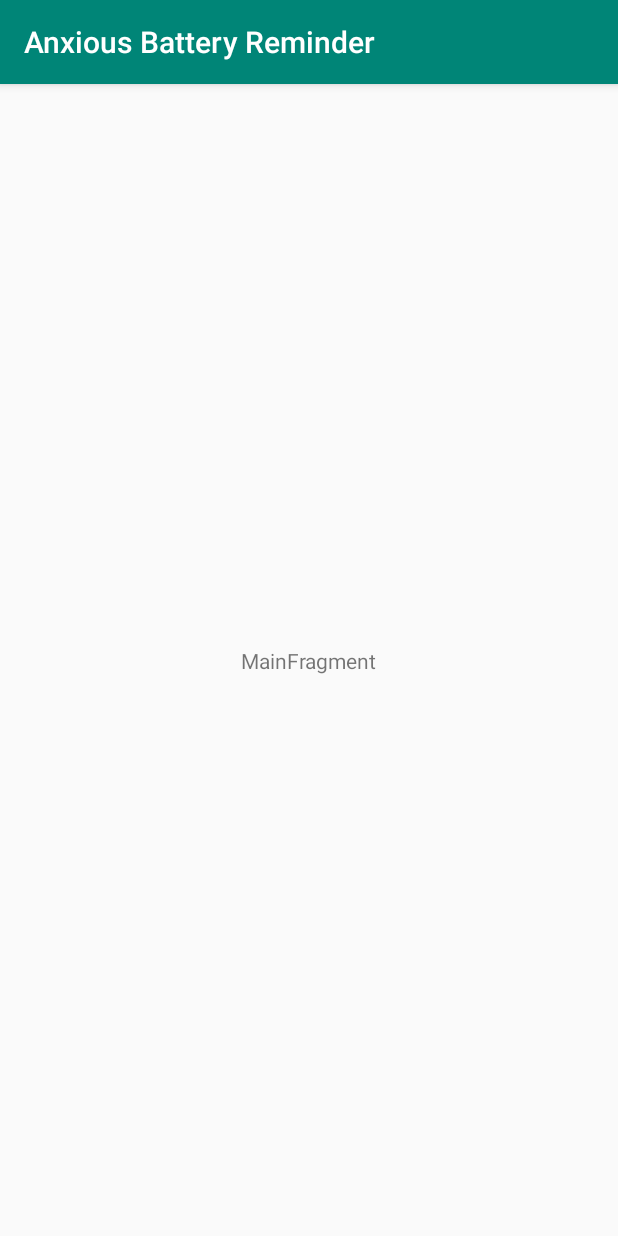
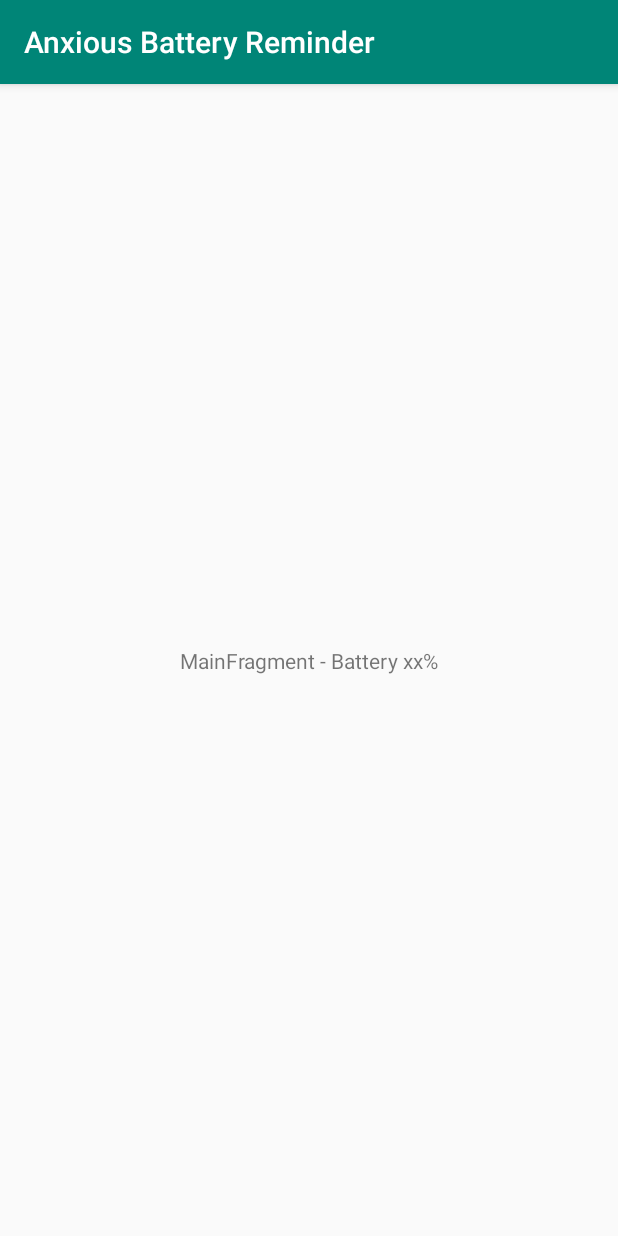
Before and after one commit to blurey8/anxious-battery-reminder, an Android app: the screen it shows after launch (MainActivity), on a phone screen of 412 x 824 dp. Run offline under Robolectric (Android 15) with nearby library versions, the phone set to English and light mode, and no system bars; 2 statements that could not run were skipped.

```diff
--- a/app/build.gradle
+++ b/app/build.gradle
@@ -27,4 +27,5 @@ dependencies {
     testImplementation 'junit:junit:4.12'
     androidTestImplementation 'androidx.test.ext:junit:1.1.0'
     androidTestImplementation 'androidx.test.espresso:espresso-core:3.1.1'
+    implementation 'com.google.android.material:material:1.2.1'
 }
--- a/app/src/main/AndroidManifest.xml
+++ b/app/src/main/AndroidManifest.xml
@@ -16,6 +16,10 @@
                 <category android:name="android.intent.category.LAUNCHER" />
             </intent-filter>
         </activity>
+
+        <service
+            android:name=".service.BatteryDropReminderService"
+            android:enabled="true"></service>
     </application>
 
 </manifest>
--- a/app/src/main/java/id/ac/ui/cs/mobileprogramming/reyhan/ui/main/MainFragment.java
+++ b/app/src/main/java/id/ac/ui/cs/mobileprogramming/reyhan/ui/main/MainFragment.java
@@ -2,6 +2,11 @@ package id.ac.ui.cs.mobileprogramming.reyhan.ui.main;
 
 import androidx.lifecycle.ViewModelProviders;
 
+import android.content.BroadcastReceiver;
+import android.content.Context;
+import android.content.Intent;
+import android.content.IntentFilter;
+import android.os.BatteryManager;
 import android.os.Bundle;
 
 import androidx.annotation.NonNull;
@@ -11,16 +16,27 @@ import androidx.fragment.app.Fragment;
 import android.view.LayoutInflater;
 import android.view.View;
 import android.view.ViewGroup;
+import android.widget.TextView;
 
 import id.ac.ui.cs.mobileprogramming.reyhan.R;
 
 public class MainFragment extends Fragment {
 
     private MainViewModel mViewModel;
+    private TextView mText;
 
     public static MainFragment newInstance() {
         return new MainFragment();
     }
+
+    private BroadcastReceiver mBatteryChangedReceiver = new BroadcastReceiver() {
+        @Override
+        public void onReceive(Context context, Intent intent) {
+            int level = intent.getIntExtra(BatteryManager.EXTRA_LEVEL, 0);
+            mText.setText("Battery level: " + String.valueOf(level) + "%");
+        }
+    };
+
 
     @Nullable
     @Override
@@ -30,10 +46,24 @@ public class MainFragment extends Fragment {
     }
 
     @Override
+    public void onViewCreated(@NonNull View view, @Nullable Bundle savedInstanceState) {
+        super.onViewCreated(view, savedInstanceState);
+        mText = view.findViewById(R.id.text);
+
+        getContext().registerReceiver(mBatteryChangedReceiver, new IntentFilter(Intent.ACTION_BATTERY_CHANGED));
+    }
+
+    @Override
     public void onActivityCreated(@Nullable Bundle savedInstanceState) {
         super.onActivityCreated(savedInstanceState);
+
         mViewModel = ViewModelProviders.of(this).get(MainViewModel.class);
         // TODO: Use the ViewModel
     }
 
+    @Override
+    public void onDestroy() {
+        super.onDestroy();
+        getContext().unregisterReceiver(mBatteryChangedReceiver);
+    }
 }
--- a/app/src/main/res/layout/main_fragment.xml
+++ b/app/src/main/res/layout/main_fragment.xml
@@ -8,10 +8,10 @@
     tools:context=".ui.main.MainFragment">
 
     <TextView
-        android:id="@+id/message"
+        android:id="@+id/text"
         android:layout_width="wrap_content"
         android:layout_height="wrap_content"
-        android:text="MainFragment"
+        android:text="MainFragment - Battery xx%"
         app:layout_constraintBottom_toBottomOf="parent"
         app:layout_constraintEnd_toEndOf="parent"
         app:layout_constraintStart_toStartOf="parent"
```
Also changed, not shown: app/src/main/java/id/ac/ui/cs/mobileprogramming/reyhan/MainActivity.java (+7 -0 lines).
